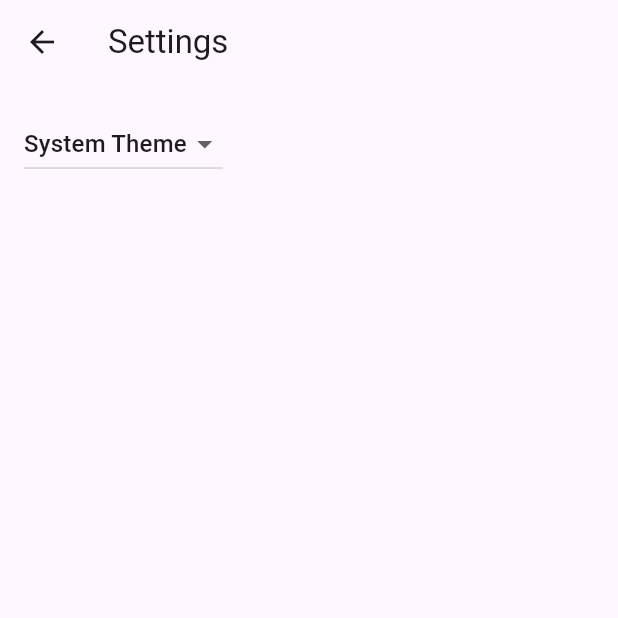
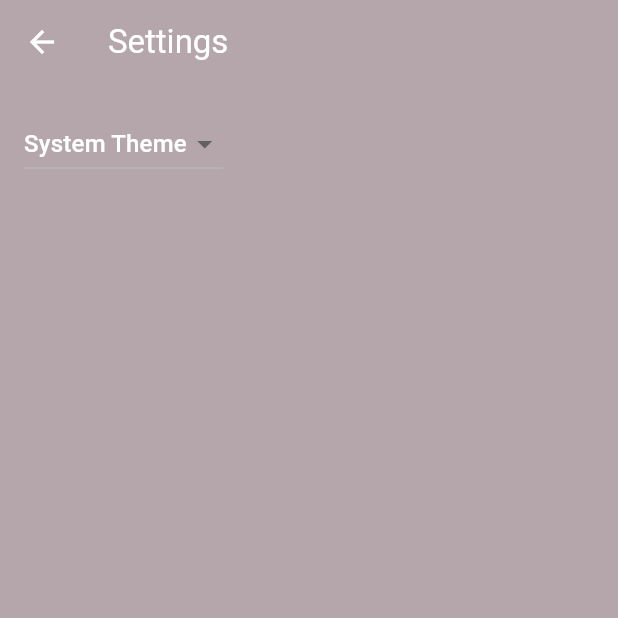
Before and after one commit to QjStout/rocket_lab_technical, a Flutter app: the screen it shows after launch, after a tap on the "settings" icon, on a phone screen of 412 x 824 dp, the top half of it. Run offline on Flutter 3.47's test engine with Material 3 defaults, Android fonts, the light colour scheme and no system bars; generated files the repository leaves out were written again.

Commit message:
add custom theme

```diff
--- a/lib/src/app.dart
+++ b/lib/src/app.dart
@@ -1,6 +1,7 @@
 import 'package:flutter/material.dart';
 import 'package:flutter_gen/gen_l10n/app_localizations.dart';
 import 'package:flutter_localizations/flutter_localizations.dart';
+import 'package:rocket_lab_technical/src/config/color_configs.dart';
 
 import 'sample_feature/sample_item_details_view.dart';
 import 'sample_feature/sample_item_list_view.dart';
@@ -56,7 +57,13 @@ class MyApp extends StatelessWidget {
           // Define a light and dark color theme. Then, read the user's
           // preferred ThemeMode (light, dark, or system default) from the
           // SettingsController to display the correct theme.
-          theme: ThemeData(),
+          theme: ThemeData(
+            useMaterial3: true,
+            colorScheme: ColorConfigs.scheme,
+            extensions: <ThemeExtension<dynamic>>{
+              ColorTokens()
+            }
+          ),
           darkTheme: ThemeData.dark(),
           themeMode: settingsController.themeMode,
 
--- /dev/null
+++ b/lib/src/config/color_configs.dart
@@ -0,0 +1,36 @@
+import 'package:flutter/material.dart';
+
+class ColorConfigs {
+  static const scheme = ColorScheme(
+    brightness: Brightness.light,
+    primary: ColorTokens.royalBlue,
+    onPrimary: ColorTokens.aquamarine,
+    secondary: ColorTokens.charcoal,
+    onSecondary: ColorTokens.white,
+    error: ColorTokens.imperialRed,
+    onError: ColorTokens.white,
+    surface: ColorTokens.roseQuarts,
+    onSurface: ColorTokens.white,
+  );
+}
+
+class ColorTokens extends ThemeExtension<ColorTokens> {
+  static const white = Color(0xFFFFFFFF);
+  static const royalBlue = Color.fromARGB(255, 34, 39, 108);
+  static const aquamarine = Color.fromARGB(255, 6, 244, 177);
+  static const charcoal = Color.fromARGB(255, 60, 70, 85);
+  static const roseQuarts = Color.fromARGB(255, 180, 166, 171);
+  static const imperialRed = Color.fromARGB(255, 255, 66, 66);
+
+  @override
+  ThemeExtension<ColorTokens> copyWith() => ColorTokens();
+
+  @override
+  ThemeExtension<ColorTokens> lerp(covariant ThemeExtension<ColorTokens>? other, double t) {
+    if (other is! ColorTokens) {
+      return this;
+    }
+
+    return ColorTokens();
+  }
+}
```
